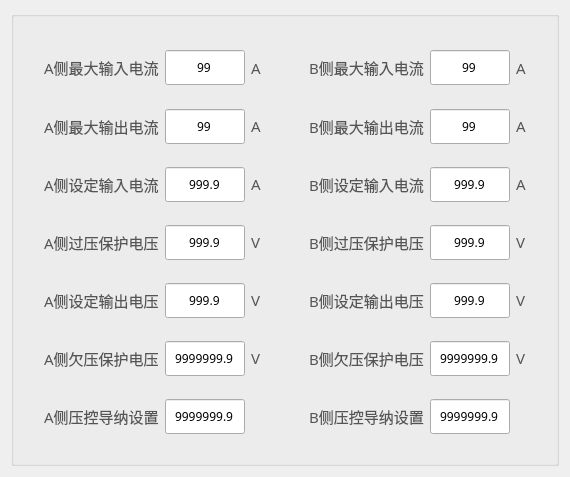
Old version of the form tform5.ui in the repository Curtain-Wang/BatteryControl.
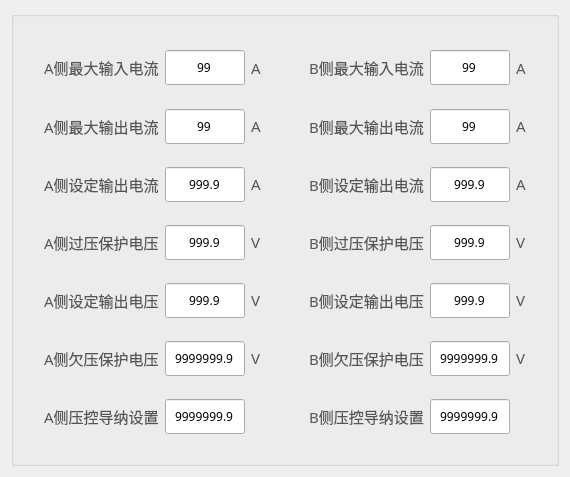
New version of the form. Custom widgets are drawn as their Qt base class.

Diff of the .ui file:
```diff
--- a/tform5.ui
+++ b/tform5.ui
@@ -248,7 +248,7 @@
                </font>
               </property>
               <property name="text">
-               <string>A侧设定输入电流</string>
+               <string>A侧设定输出电流</string>
               </property>
              </widget>
             </item>
@@ -858,7 +858,7 @@
                </font>
               </property>
               <property name="text">
-               <string>B侧设定输入电流</string>
+               <string>B侧设定输出电流</string>
               </property>
              </widget>
             </item>
```
Left out of the diff: 4 changed lines with no effect on the pictures.
